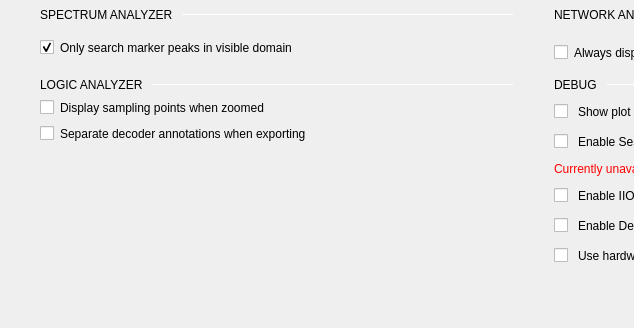
First picture: the form in ui/preferences.ui, repository analogdevicesinc/scopy, before the edit; both pictures show x 0 to 634 and y 490 to 818 of the 1082 by 818 pixel window.
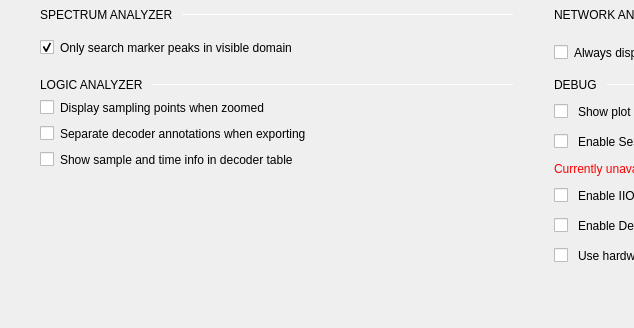
Second picture: the form after the edit.

Commit message: logic analyzer/decoder table: added checkbox in preferences for displaying message info in decoder table

What changed in the file:
```diff
--- a/ui/preferences.ui
+++ b/ui/preferences.ui
@@ -1693,6 +1693,37 @@
                    </item>
                   </layout>
                  </item>
+                 <item>
+                  <layout class="QHBoxLayout" name="horizontalLayout_38">
+                   <item>
+                    <widget class="QCheckBox" name="logicAnalyzerTableInfo">
+                     <property name="text">
+                      <string/>
+                     </property>
+                    </widget>
+                   </item>
+                   <item>
+                    <widget class="QLabel" name="label_35">
+                     <property name="text">
+                      <string>Show sample and time info in decoder table</string>
+                     </property>
+                    </widget>
+                   </item>
+                   <item>
+                    <spacer name="horizontalSpacer_28">
+                     <property name="orientation">
+                      <enum>Qt::Horizontal</enum>
+                     </property>
+                     <property name="sizeHint" stdset="0">
+                      <size>
+                       <width>40</width>
+                       <height>20</height>
+                      </size>
+                     </property>
+                    </spacer>
+                   </item>
+                  </layout>
+                 </item>
                  <item>
                   <spacer name="verticalSpacer_2">
                    <property name="orientation">
```
The commit also changes 11 other files.
